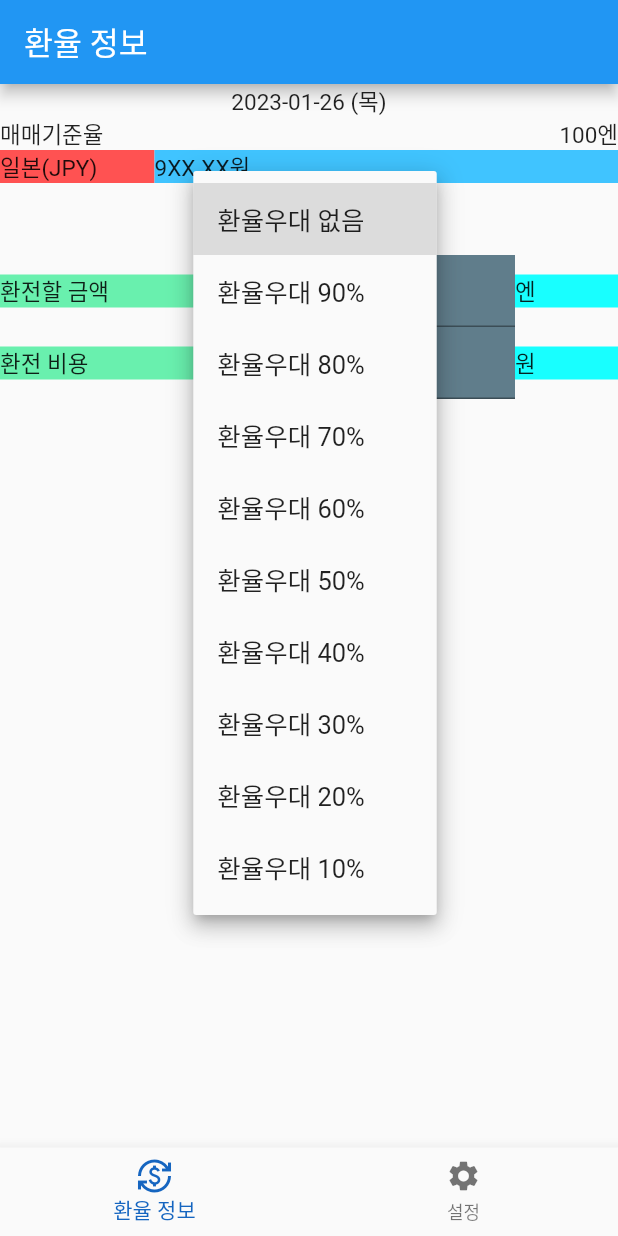
After one commit to ColossusCMS/exchange_alarmi, a Flutter app: the screen it shows after launch, after a tap on "환율우대 없음", on a phone screen of 412 x 824 dp. The commit adds this screen. Run offline on Flutter 3.47's test engine with Material 2 defaults, Android fonts, the phone set to English and light mode, and no system bars; statements that could not run were skipped.

Commit message:
환전 페이지 구성 및 화면 분기 추가, 컴포넌트 추가

```diff
--- /dev/null
+++ b/lib/components/preferential_dropdown.dart
@@ -0,0 +1,33 @@
+import 'package:flutter/material.dart';
+
+class PreferentialDropdown extends StatefulWidget {
+  const PreferentialDropdown({Key? key}) : super(key: key);
+
+  @override
+  State<PreferentialDropdown> createState() => _PreferentialDropdownState();
+}
+
+class _PreferentialDropdownState extends State<PreferentialDropdown> {
+  final preferentialList = ['환율우대 없음', '환율우대 90%', '환율우대 80%', '환율우대 70%', '환율우대 60%', '환율우대 50%', '환율우대 40%', '환율우대 30%','환율우대 20%', '환율우대 10%'];
+  var selectedList = '환율우대 없음';
+
+  @override
+  Widget build(BuildContext context) {
+    return DropdownButton(
+      value: selectedList,
+      items: preferentialList.map(
+            (value) {
+          return DropdownMenuItem(
+            value: value,
+            child: Text(value),
+          );
+        },
+      ).toList(),
+      onChanged: (value) {
+        setState(() {
+          selectedList = value!;
+        });
+      },
+    );
+  }
+}
--- /dev/null
+++ b/lib/constaints.dart
@@ -0,0 +1,10 @@
+import 'package:flutter/material.dart';
+
+const normalColor = Color(0xFF0DF5E4);
+const warningColor = Color(0xFFF44336);
+const infoBoxBorderColor = Colors.green;
+const settingBoxColor = Color(0xE8E8E8FF);
+const listTileBgColor = Color(0xFFF3F1F7);
+const buttonColor = Color(0xFF6750A4);
+
+const infoTitleFontSize = 25.0;
--- a/lib/main.dart
+++ b/lib/main.dart
@@ -1,21 +1,30 @@
+import 'dart:async';
+
+import 'package:exchange_alarmi/pages/main_branch_page.dart';
+import 'package:exchange_alarmi/stores/exchange_store.dart';
 import 'package:flutter/material.dart';
+import 'package:flutter/services.dart';
 import 'package:flutter_localizations/flutter_localizations.dart';
-import 'package:intl/intl.dart';
+import 'package:provider/provider.dart';
 
-void main() {
-  runApp(const MyApp());
-}
 
-class MyApp extends StatelessWidget {
-  const MyApp({super.key});
-
-  @override
-  Widget build(BuildContext context) {
-    return MaterialApp(
-      title: '환율 알라미',
-      theme: ThemeData(
-        primarySwatch: Colors.blue,
-      ),
+void main() async {
+  await SystemChrome.setPreferredOrientations(
+    // 세로모드 고정
+    [
+      DeviceOrientation.portraitUp,
+      DeviceOrientation.portraitDown
+    ]
+  );
+  runApp(
+    MultiProvider(
+      providers: [
+        ChangeNotifierProvider(create: (c) => ExchangeStore()),
+      ],
+      child: MaterialApp(
+        // theme: ,
+        // darkTheme: ,
+        themeMode: ThemeMode.system,
         localizationsDelegates: const[
           GlobalMaterialLocalizations.delegate,
           GlobalCupertinoLocalizations.delegate,
@@ -25,210 +34,35 @@ class MyApp extends StatelessWidget {
           Locale('ko', 'KR')
         ],
         locale: const Locale('ko'),
-      home: const MyHomePage(title: '환율 알라미'),
+        home: MyApp(),
+      ),
+    )
   );
 }
+
+class MyApp extends StatefulWidget {
+  const MyApp({Key? key}) : super(key: key);
+
+  @override
+  State<MyApp> createState() => _MyAppState();
 }
 
-class MyHomePage extends StatefulWidget {
-  const MyHomePage({super.key, required this.title, this.pageIndex = 0});
-  final int pageIndex;
-  final String title;
+class _MyAppState extends State<MyApp> {
 
   @override
-  State<MyHomePage> createState() => _MyHomePageState();
-}
-
-class _MyHomePageState extends State<MyHomePage> {
-  DateTime? currentBackPressTime;
-  final GlobalKey<ScaffoldState> _scaffoldKey = GlobalKey<ScaffoldState>();
-  final _selectedPageName = ['환율 정보', '', '설정'];
-  int _selectedIndex = 0;
-  var _controller;
-  final _valueList = ['환율우대 없음', '환율우대 90%', '환율우대 80%', '환율우대 70%', '환율우대 60%', '환율우대 50%', '환율우대 40%', '환율우대 30%','환율우대 20%', '환율우대 10%'];
-  var _selectedValue = '환율우대 없음';
-
-  @override
-  initState() {
+  void initState() {
     super.initState();
-    _selectedIndex = widget.pageIndex;
-    _controller = PageController(initialPage: _selectedIndex);
-  }
-
-  onItemTapped(index) {
-    _controller.jumpToPage(index);
-    setState(() {
-      _selectedIndex = index;
+    Timer(Duration(milliseconds: 1500), () {
+      Navigator.of(context).pushReplacement(
+        MaterialPageRoute(
+          builder: (context) => MainBranchPage()
+        )
+      );
     });
-  }
-
-  getNow() {
-    DateTime now = DateTime.now();
-    DateFormat dateFormat = DateFormat('yyyy-MM-dd (E)', 'ko');
-    var strToday = dateFormat.format(now);
-    return strToday;
   }
 
   @override
   Widget build(BuildContext context) {
-    return Scaffold(
-      appBar: AppBar(
-        title: Text(widget.title),
-      ),
-      body: Container(
-        child: SingleChildScrollView(
-          child: Column(
-            children: [
-              Center(
-                child: Text(getNow()),
-              ),
-              SizedBox(
-                child: Column(
-                  children: [
-                    SizedBox(
-                      child: Row(
-                        mainAxisAlignment: MainAxisAlignment.spaceBetween,
-                        children: [
-                          Text('매매기준율'),
-                          SizedBox(),
-                          Text('100엔')
-                        ],
-                      ),
-                    ),
-                    SizedBox(
-                      child: Row(
-                        mainAxisAlignment: MainAxisAlignment.spaceAround,
-                        children: [
-                          Flexible(
-                            fit: FlexFit.tight,
-                            flex: 1,
-                            child: Container(
-                              child: Text('일본(JPY)'),
-                              color: Colors.redAccent,
-                            ),
-                          ),
-                          Flexible(
-                            flex: 3,
-                            fit: FlexFit.tight,
-                            child: Container(
-                              child: Text('9XX.XX원'),
-                              color: Colors.lightBlueAccent,
-                            ),
-                          )
-                        ],
-                      ),
-                    )
-                  ],
-                ),
-              ),
-              DropdownButton(
-                value: _selectedValue,
-                items: _valueList.map(
-                    (value) {
-                      return DropdownMenuItem(
-                        value: value,
-                        child: Text(value),
-                      );
-                    },
-                ).toList(),
-                onChanged: (value) {
-                  setState(() {
-                    _selectedValue = value!;
-                  });
-                },
-              ),
-              Column(
-                children: [
-                  SizedBox(
-                    child: Row(
-                      children: [
-                        Flexible(
-                          flex: 2,
-                          fit: FlexFit.tight,
-                          child: Container(
-                            child: Text('환전할 금액'),
-                            color: Colors.greenAccent,
-                          ),
-                        ),
-                        Flexible(
-                          flex: 3,
-                          fit: FlexFit.tight,
-                          child: Container(
-                            child: TextFormField(
-
-                            ),
-                            color: Colors.blueGrey,
-                          ),
-                        ),
-                        Flexible(
-                          flex: 1,
-                          fit: FlexFit.tight,
-                          child: Container(
-                            child: Text('엔'),
-                            color: Colors.cyanAccent,
-                          ),
-                        )
-                      ],
-                    ),
-                  ),
-                  SizedBox(
-                    child: Row(
-                      children: [
-                        Flexible(
-                          flex: 2,
-                          fit: FlexFit.tight,
-                          child: Container(
-                            child: Text('환전 비용'),
-                            color: Colors.greenAccent,
-                          ),
-                        ),
-                        Flexible(
-                          flex: 3,
-                          fit: FlexFit.tight,
-                          child: Container(
-                            child: TextField(),
-                            color: Colors.blueGrey,
-                          ),
-                        ),
-                        Flexible(
-                          flex: 1,
-                          fit: FlexFit.tight,
-                          child: Container(
-                            child: Text('원'),
-                            color: Colors.cyanAccent,
-                          ),
-                        )
-                      ],
-                    ),
-                  )
-                ],
-              )
-            ],
-          ),
-        ),
-      ),
-      bottomNavigationBar: BottomNavigationBar(
-        items: [
-          BottomNavigationBarItem(
-              icon: Icon(Icons.currency_exchange),
-              label: '환율 정보',
-              backgroundColor: Color(0xFFB3E5FC)
-          ),
-          BottomNavigationBarItem(
-              icon: Icon(Icons.playlist_add),
-              label: '',
-              backgroundColor: Color(0xFFFFECB3)
-          ),
-          BottomNavigationBarItem(
-              icon: Icon(Icons.settings),
-              label: '설정',
-              backgroundColor: Color(0xFFF8BBD0)
-          ),
-        ],
-        currentIndex: _selectedIndex,
-        selectedItemColor: Colors.blue[800],
-        onTap: onItemTapped,
-      ),
-    );
+    return SizedBox();
   }
 }
--- /dev/null
+++ b/lib/pages/exchange_info_page.dart
@@ -0,0 +1,141 @@
+import 'package:flutter/material.dart';
+import 'package:intl/intl.dart';
+
+import '../components/preferential_dropdown.dart';
+
+class ExchangeInfoPage extends StatefulWidget {
+  const ExchangeInfoPage({Key? key}) : super(key: key);
+
+  @override
+  State<ExchangeInfoPage> createState() => _ExchangeInfoPageState();
+}
+
+class _ExchangeInfoPageState extends State<ExchangeInfoPage> {
+  getNow() {
+    DateTime now = DateTime.now();
+    DateFormat dateFormat = DateFormat('yyyy-MM-dd (E)', 'ko');
+    var strToday = dateFormat.format(now);
+    return strToday;
+  }
+
+  @override
+  Widget build(BuildContext context) {
+    return Container(
+      child: SingleChildScrollView(
+        child: Column(
+          children: [
+            Center(
+              child: Text(getNow()),
+            ),
+            SizedBox(
+              child: Column(
+                children: [
+                  SizedBox(
+                    child: Row(
+                      mainAxisAlignment: MainAxisAlignment.spaceBetween,
+                      children: [
+                        Text('매매기준율'),
+                        SizedBox(),
+                        Text('100엔')
+                      ],
+                    ),
+                  ),
+                  SizedBox(
+                    child: Row(
+                      mainAxisAlignment: MainAxisAlignment.spaceAround,
+                      children: [
+                        Flexible(
+                          fit: FlexFit.tight,
+                          flex: 1,
+                          child: Container(
+                            child: Text('일본(JPY)'),
+                            color: Colors.redAccent,
+                          ),
+                        ),
+                        Flexible(
+                          flex: 3,
+                          fit: FlexFit.tight,
+                          child: Container(
+                            child: Text('9XX.XX원'),
+                            color: Colors.lightBlueAccent,
+                          ),
+                        )
+                      ],
+                    ),
+                  )
+                ],
+              ),
+            ),
+            PreferentialDropdown(),
+            Column(
+              children: [
+                SizedBox(
+                  child: Row(
+                    children: [
+                      Flexible(
+                        flex: 2,
+                        fit: FlexFit.tight,
+                        child: Container(
+                          child: Text('환전할 금액'),
+                          color: Colors.greenAccent,
+                        ),
+                      ),
+                      Flexible(
+                        flex: 3,
+                        fit: FlexFit.tight,
+                        child: Container(
+                          child: TextFormField(
+
+                          ),
+                          color: Colors.blueGrey,
+                        ),
+                      ),
+                      Flexible(
+                        flex: 1,
+                        fit: FlexFit.tight,
+                        child: Container(
+                          child: Text('엔'),
+                          color: Colors.cyanAccent,
+                        ),
+                      )
+                    ],
+                  ),
+                ),
+                SizedBox(
+                  child: Row(
+                    children: [
+                      Flexible(
+                        flex: 2,
+                        fit: FlexFit.tight,
+                        child: Container(
+                          child: Text('환전 비용'),
+                          color: Colors.greenAccent,
+                        ),
+                      ),
+                      Flexible(
+                        flex: 3,
+                        fit: FlexFit.tight,
+                        child: Container(
+                          child: TextField(),
+                          color: Colors.blueGrey,
+                        ),
+                      ),
+                      Flexible(
+                        flex: 1,
+                        fit: FlexFit.tight,
+                        child: Container(
+                          child: Text('원'),
+                          color: Colors.cyanAccent,
+                        ),
+                      )
+                    ],
+                  ),
+                )
+              ],
+            )
+          ],
+        ),
+      ),
+    );
+  }
+}
--- /dev/null
+++ b/lib/pages/main_branch_page.dart
@@ -0,0 +1,80 @@
+import 'package:flutter/material.dart';
+
+import '../components/custom_snackbar.dart';
+import 'exchange_info_page.dart';
+
+class MainBranchPage extends StatefulWidget {
+  const MainBranchPage({Key? key, this.pageIndex}) : super(key: key);
+  final pageIndex;
+
+  @override
+  State<MainBranchPage> createState() => _MainBranchPageState();
+}
+
+class _MainBranchPageState extends State<MainBranchPage> {
+  DateTime? currentBackPressTime;
+  // final GlobalKey<ScaffoldState> _scaffoldKey = GlobalKey<ScaffoldState>();
+  final _selectedPageName = ['환율 정보', '설정'];
+  int _selectedIndex = 0;
+  var _controller;
+
+  @override
+  initState() {
+    super.initState();
+    _selectedIndex = widget.pageIndex;
+    _controller = PageController(initialPage: _selectedIndex);
+  }
+
+  onItemTapped(index) {
+    _controller.jumpToPage(index);
+    setState(() {
+      _selectedIndex = index;
+    });
+  }
+
+  @override
+  Widget build(BuildContext context) {
+    Future<bool> onWillPop() {
+      DateTime now = DateTime.now();
+      if(currentBackPressTime == null || now.difference(currentBackPressTime!) > Duration(seconds: 2)) {
+        currentBackPressTime = now;
+        CustomSnackbar.snackbar(context, '뒤로 버튼을 한 번 더 누르시면 종료됩니다.', 'normal');
+        return Future.value(false);
+      }
+      return Future.value(true);
+    }
+
+    return Scaffold(
+      appBar: AppBar(
+        title: Text(_selectedPageName[_selectedIndex]),
+      ),
+      body: WillPopScope(
+        onWillPop: onWillPop,
+        child: PageView(
+          physics: NeverScrollableScrollPhysics(),
+          controller: _controller,
+          children: [
+            ExchangeInfoPage(),
+          ],
+        ),
+      ),
+      bottomNavigationBar: BottomNavigationBar(
+        items: [
+          BottomNavigationBarItem(
+              icon: Icon(Icons.currency_exchange),
+              label: '환율 정보',
+              backgroundColor: Color(0xFFB3E5FC)
+          ),
+          BottomNavigationBarItem(
+              icon: Icon(Icons.settings),
+              label: '설정',
+              backgroundColor: Color(0xFFF8BBD0)
+          ),
+        ],
+        currentIndex: _selectedIndex,
+        selectedItemColor: Colors.blue[800],
+        onTap: onItemTapped,
+      ),
+    );
+  }
+}
--- /dev/null
+++ b/lib/stores/exchange_store.dart
@@ -0,0 +1,5 @@
+import 'package:flutter/material.dart';
+
+class ExchangeStore extends ChangeNotifier {
+
+}
--- a/pubspec.yaml
+++ b/pubspec.yaml
@@ -36,6 +36,7 @@ dependencies:
   flutter_cupertino_localizations: ^1.0.1
 
   intl: ^0.17.0
+  provider: ^6.0.1
 
   # The following adds the Cupertino Icons font to your application.
   # Use with the CupertinoIcons class for iOS style icons.
```
Also changed, not shown: lib/components/custom_snackbar.dart (added, +28 -0 lines), pubspec.lock. Lines whose indentation alone changed are shown as unchanged.
